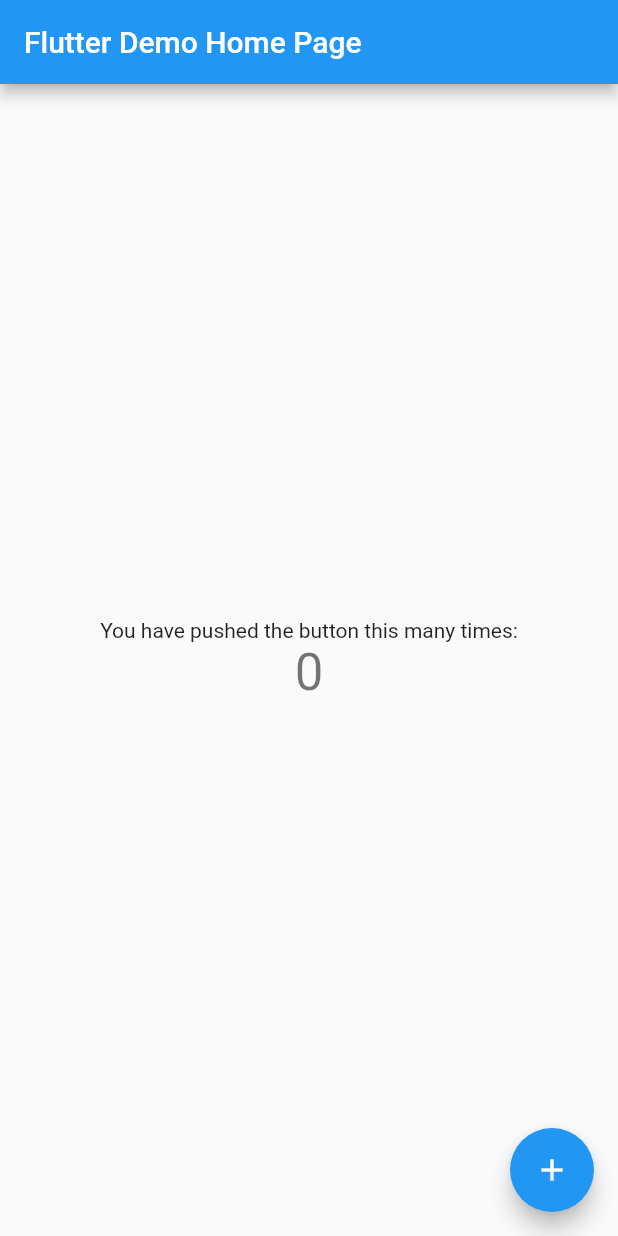
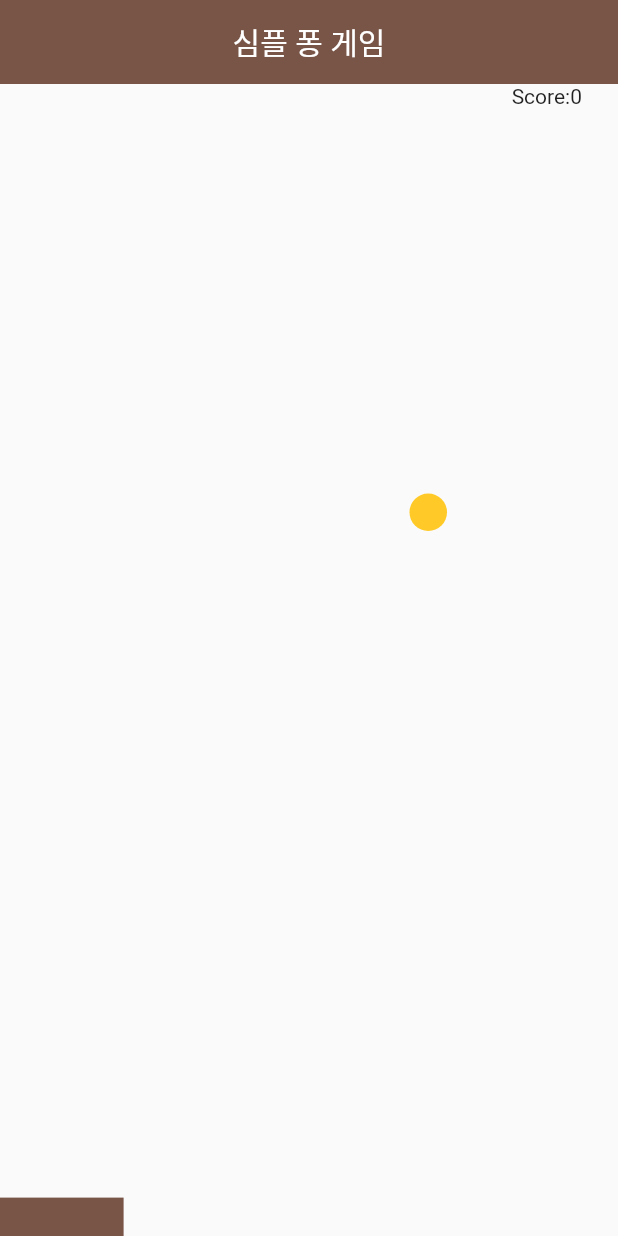
Before and after one commit to junho-baek/flutter-project, a Flutter app: the screen it shows after launch, on a phone screen of 412 x 824 dp. Run offline on Flutter 3.47's test engine with Material 2 defaults, Android fonts, the phone set to English and light mode, and no system bars; our stand-ins replace percent_indicator, shared_preferences.

Commit message:
cp4 완료

```diff
--- /dev/null
+++ b/cp4/simple_pong/lib/ball.dart
@@ -0,0 +1,19 @@
+import 'package:flutter/material.dart';
+
+class Ball extends StatelessWidget {
+
+  @override
+  Widget build(BuildContext context) {
+    final double diam = 25;
+
+    return Container(
+      width: diam,
+      height: diam,
+      decoration: new BoxDecoration(
+        color: Colors.amber[400],
+        shape: BoxShape.circle,
+      ),
+
+    );
+  }
+}
--- /dev/null
+++ b/cp4/simple_pong/lib/bat.dart
@@ -0,0 +1,21 @@
+import 'package:flutter/material.dart';
+
+class Bat extends StatelessWidget {
+  late final double width;
+  late final double height;
+  Bat(
+    this.width,
+    this.height,
+  );
+
+  @override
+  Widget build(BuildContext context) {
+    return Container(
+      width: width,
+      height: height,
+      decoration: new BoxDecoration(
+        color: Colors.brown,
+      ),
+    );
+  }
+}
--- a/cp4/simple_pong/lib/main.dart
+++ b/cp4/simple_pong/lib/main.dart
@@ -1,113 +1,29 @@
 import 'package:flutter/material.dart';
+import './pong.dart';
 
-void main() {
-  runApp(MyApp());
-}
+
+void main() => runApp(MyApp());
 
 class MyApp extends StatelessWidget {
-  // This widget is the root of your application.
   @override
   Widget build(BuildContext context) {
     return MaterialApp(
-      title: 'Flutter Demo',
-      theme: ThemeData(
-        // This is the theme of your application.
-        //
-        // Try running your application with "flutter run". You'll see the
-        // application has a blue toolbar. Then, without quitting the app, try
-        // changing the primarySwatch below to Colors.green and then invoke
-        // "hot reload" (press "r" in the console where you ran "flutter run",
-        // or simply save your changes to "hot reload" in a Flutter IDE).
-        // Notice that the counter didn't reset back to zero; the application
-        // is not restarted.
-        primarySwatch: Colors.blue,
+      debugShowCheckedModeBanner: false,
+      title: '퐁게임',
+      theme: ThemeData(primarySwatch: Colors.blue),
+      home: Scaffold(
+        appBar: AppBar(
+          iconTheme: IconThemeData(color:
+          Colors.black87),
+          title: Text('심플 퐁 게임'),
+          elevation: 0.0,
+          centerTitle: true,
+          backgroundColor: Colors.brown,
+        ),
+        body: SafeArea(
+          child: Pong(),
+        ),
       ),
-      home: MyHomePage(title: 'Flutter Demo Home Page'),
     );
   }
 }
-
-class MyHomePage extends StatefulWidget {
-  MyHomePage({Key? key, required this.title}) : super(key: key);
-
-  // This widget is the home page of your application. It is stateful, meaning
-  // that it has a State object (defined below) that contains fields that affect
-  // how it looks.
-
-  // This class is the configuration for the state. It holds the values (in this
-  // case the title) provided by the parent (in this case the App widget) and
-  // used by the build method of the State. Fields in a Widget subclass are
-  // always marked "final".
-
-  final String title;
-
-  @override
-  _MyHomePageState createState() => _MyHomePageState();
-}
-
-class _MyHomePageState extends State<MyHomePage> {
-  int _counter = 0;
-
-  void _incrementCounter() {
-    setState(() {
-      // This call to setState tells the Flutter framework that something has
-      // changed in this State, which causes it to rerun the build method below
-      // so that the display can reflect the updated values. If we changed
-      // _counter without calling setState(), then the build method would not be
-      // called again, and so nothing would appear to happen.
-      _counter++;
-    });
-  }
-
-  @override
-  Widget build(BuildContext context) {
-    // This method is rerun every time setState is called, for instance as done
-    // by the _incrementCounter method above.
-    //
-    // The Flutter framework has been optimized to make rerunning build methods
-    // fast, so that you can just rebuild anything that needs updating rather
-    // than having to individually change instances of widgets.
-    return Scaffold(
-      appBar: AppBar(
-        // Here we take the value from the MyHomePage object that was created by
-        // the App.build method, and use it to set our appbar title.
-        title: Text(widget.title),
-      ),
-      body: Center(
-        // Center is a layout widget. It takes a single child and positions it
-        // in the middle of the parent.
-        child: Column(
-          // Column is also a layout widget. It takes a list of children and
-          // arranges them vertically. By default, it sizes itself to fit its
-          // children horizontally, and tries to be as tall as its parent.
-          //
-          // Invoke "debug painting" (press "p" in the console, choose the
-          // "Toggle Debug Paint" action from the Flutter Inspector in Android
-          // Studio, or the "Toggle Debug Paint" command in Visual Studio Code)
-          // to see the wireframe for each widget.
-          //
-          // Column has various properties to control how it sizes itself and
-          // how it positions its children. Here we use mainAxisAlignment to
-          // center the children vertically; the main axis here is the vertical
-          // axis because Columns are vertical (the cross axis would be
-          // horizontal).
-          mainAxisAlignment: MainAxisAlignment.center,
-          children: <Widget>[
-            Text(
-              'You have pushed the button this many times:',
-            ),
-            Text(
-              '$_counter',
-              style: Theme.of(context).textTheme.headline4,
-            ),
-          ],
-        ),
-      ),
-      floatingActionButton: FloatingActionButton(
-        onPressed: _incrementCounter,
-        tooltip: 'Increment',
-        child: Icon(Icons.add),
-      ), // This trailing comma makes auto-formatting nicer for build methods.
-    );
-  }
-}
--- /dev/null
+++ b/cp4/simple_pong/lib/pong.dart
@@ -0,0 +1,190 @@
+import 'package:flutter/material.dart';
+import 'ball.dart';
+import 'bat.dart';
+import 'dart:math';
+
+enum Direction { up, down, left, right }
+
+class Pong extends StatefulWidget {
+  @override
+  _PongState createState() => _PongState();
+}
+
+class _PongState extends State<Pong> with SingleTickerProviderStateMixin {
+  int score = 0;
+
+  double randX = 1;
+  double randY = 1;
+
+  double randomNumber() {
+    // 이 숫자는 0.5 에서 1.5 사이가 됩니다.
+    var ran = new Random();
+    int myNum = ran.nextInt(101);
+    return (50 + myNum) / 100;
+  }
+
+  Direction vDir = Direction.down;
+  Direction hDir = Direction.right;
+  double increment = 7;
+
+  double width = 0;
+  double height = 0;
+  double posX = 0;
+  double posY = 0;
+  double batWidth = 0;
+  double batHeight = 0;
+  double batPosition = 0;
+
+  Animation<double>? animation;
+  AnimationController? controller;
+
+  @override
+  void initState() {
+    posX = 0;
+    posY = 0;
+
+    controller = AnimationController(
+      duration: const Duration(minutes: 100000000),
+      vsync: this,
+    );
+
+    animation = Tween<double>(begin: 0, end: 100).animate(controller!);
+    animation?.addListener(() {
+      safeSetState(() {
+        if (hDir == Direction.right) {
+          posX += (increment * randX).round();
+        } else {
+          posX -= (increment * randX).round();
+        }
+        if (vDir == Direction.down) {
+          posY += (increment * randY).round();
+        } else {
+          posY -= (increment * randY).round();
+        }
+      });
+      checkBorders();
+    });
+
+    controller?.forward();
+
+    super.initState();
+  }
+
+  @override
+  Widget build(BuildContext context) {
+    return LayoutBuilder(
+        builder: (BuildContext context, BoxConstraints constraints) {
+      width = constraints.maxWidth;
+      height = constraints.maxHeight;
+      batWidth = width / 5;
+      batHeight = height / 30;
+
+      return Stack(
+        children: [
+          Positioned(
+            child: Text('Score:' + score.toString()),
+            top: 0,
+            right: 24,
+          ),
+          Positioned(
+            child: Ball(),
+            top: posY,
+            left: posX,
+          ),
+          Positioned(
+            bottom: 0,
+            left: batPosition,
+            child: GestureDetector(
+              onHorizontalDragUpdate: (DragUpdateDetails update) =>
+                  moveBat(update),
+              child: Bat(batWidth, batHeight),
+            ),
+          ),
+        ],
+      );
+    });
+  }
+
+  void checkBorders() {
+    if (posX <= 0 && hDir == Direction.left) {
+      hDir = Direction.right;
+      randX = randomNumber();
+    }
+    if (posX >= (width - 25) && hDir == Direction.right) {
+      hDir = Direction.left;
+      randX = randomNumber();
+    }
+    if (posY >= height - 25 - batHeight && vDir == Direction.down) {
+      // 막대기가 여기 있는지 확인하고, 그렇지 않으면 진다.
+      if (posX >= (batPosition - 25) && posX <= (batPosition + batWidth + 25)) {
+        vDir = Direction.up;
+        randY = randomNumber();
+        safeSetState(() {
+          score++;
+        });
+      } else {
+        controller?.stop();
+        showMessage(context);
+      }
+    }
+    if (posY <= 0 && vDir == Direction.up) {
+      vDir = Direction.down;
+      randY = randomNumber();
+    }
+  }
+
+  void moveBat(DragUpdateDetails update) {
+    safeSetState(() {
+      batPosition += update.delta.dx;
+    });
+  }
+
+  @override
+  void dispose() {
+    controller?.dispose();
+    super.dispose();
+  }
+
+  void safeSetState(Function function) {
+    if (mounted && controller!.isAnimating) {
+      setState(() {
+        function();
+      });
+    }
+  }
+
+  void showMessage(BuildContext context) {
+    showDialog(
+        context: context,
+        builder: (BuildContext context) {
+          return AlertDialog(
+            title: Text('Game Over'),
+            content: Text('한 판 더?'),
+            actions: <Widget>[
+              TextButton(
+                  onPressed: () {
+                    setState(() {
+                      posX = 0;
+                      posY = 0;
+                      score = 0;
+                    });
+                    Navigator.of(context).pop();
+                    controller?.repeat();
+                  },
+                  child: Text('Yes')),
+              TextButton(
+                  onPressed: () {
+                    ScaffoldMessenger.of(context).showSnackBar(SnackBar(
+                      content: Text('뒤로가기 누르세여'),
+                      duration: Duration(seconds:1)));
+                    Navigator.of(context).pop();
+                    dispose();
+                  },
+                  child: Text('No')),
+
+
+            ],
+          );
+        });
+  }
+}
```
